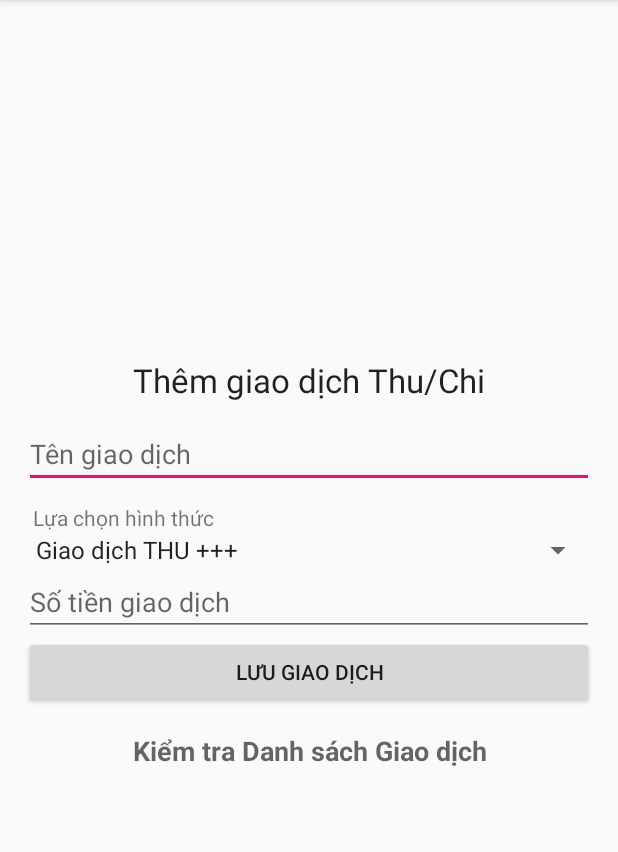
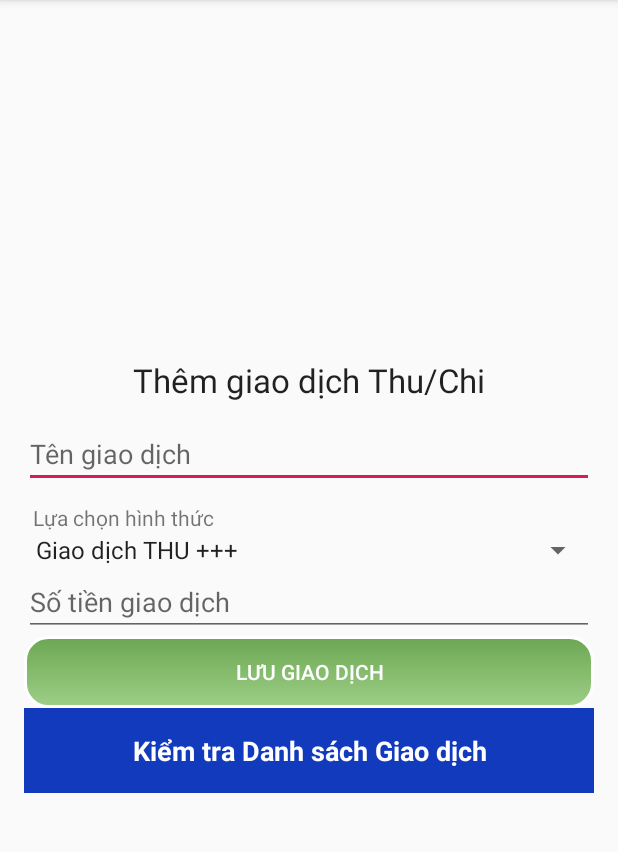
Before and after one commit to kellyfire611/QuanLyChiTieu-Android, an Android app: the screen it shows after launch (MainActivity), on a phone screen of 412 x 824 dp, the part 84-936 px from its top. Run offline under Robolectric (Android 15) with nearby library versions, the phone set to English and light mode, and no system bars.

Commit message:
Bổ sung các STYLE cho ứng dụng

```diff
--- /dev/null
+++ b/app/src/main/res/drawable/button_default.xml
@@ -0,0 +1,22 @@
+<?xml version="1.0" encoding="utf-8"?>
+<shape xmlns:android="http://schemas.android.com/apk/res/android"
+    android:shape="rectangle">
+
+    <gradient
+        android:angle="90"
+        android:endColor="#6ca752"
+        android:startColor="#9dcf87" />
+
+    <padding
+        android:bottom="7dp"
+        android:left="7dp"
+        android:right="7dp"
+        android:top="7dp" />
+
+    <stroke
+        android:width="2dp"
+        android:color="#FFF" />
+
+    <corners android:radius="15dp" />
+
+</shape>
--- /dev/null
+++ b/app/src/main/res/drawable/button_disabled.xml
@@ -0,0 +1,19 @@
+<?xml version="1.0" encoding="utf-8"?>
+<shape xmlns:android="http://schemas.android.com/apk/res/android"
+    android:shape="rectangle">
+
+    <solid android:color="#b6b7b5" />
+
+    <padding
+        android:bottom="7dp"
+        android:left="7dp"
+        android:right="7dp"
+        android:top="7dp" />
+
+    <stroke
+        android:width="2dp"
+        android:color="#FFF" />
+
+    <corners android:radius="15dp" />
+
+</shape>
--- /dev/null
+++ b/app/src/main/res/drawable/button_pressed.xml
@@ -0,0 +1,22 @@
+<?xml version="1.0" encoding="utf-8"?>
+<shape xmlns:android="http://schemas.android.com/apk/res/android"
+    android:shape="rectangle">
+
+    <gradient
+        android:angle="90"
+        android:endColor="#86c66a"
+        android:startColor="#b0de9d" />
+
+    <padding
+        android:bottom="7dp"
+        android:left="7dp"
+        android:right="7dp"
+        android:top="7dp" />
+
+    <stroke
+        android:width="2dp"
+        android:color="#FFF" />
+
+    <corners android:radius="15dp" />
+
+</shape>
--- /dev/null
+++ b/app/src/main/res/drawable/custom_button.xml
@@ -0,0 +1,11 @@
+<?xml version="1.0" encoding="utf-8"?>
+<selector xmlns:android="http://schemas.android.com/apk/res/android">
+    <item
+        android:state_pressed="true"
+        android:drawable="@drawable/button_pressed" />
+    <item
+        android:state_enabled="false"
+        android:drawable="@drawable/button_disabled" />
+    <item
+        android:drawable="@drawable/button_default" />
+</selector>
--- a/app/src/main/res/layout/activity_main.xml
+++ b/app/src/main/res/layout/activity_main.xml
@@ -50,6 +50,7 @@
 
         <Button
             android:id="@+id/buttonAddEmployee"
+            style="@style/CustomButton"
             android:layout_width="match_parent"
             android:layout_height="wrap_content"
             android:text="LƯU GIAO DỊCH" />
@@ -58,10 +59,12 @@
             android:id="@+id/textViewViewEmployees"
             android:layout_width="match_parent"
             android:layout_height="wrap_content"
+            android:background="@drawable/OurBlue"
             android:padding="16dp"
             android:text="Kiểm tra Danh sách Giao dịch"
             android:textAlignment="center"
             android:textAppearance="@style/Base.TextAppearance.AppCompat.Medium"
+            android:textColor="@android:color/background_light"
             android:textStyle="bold" />
 
     </LinearLayout>
--- a/app/src/main/res/layout/dialog_update_employee.xml
+++ b/app/src/main/res/layout/dialog_update_employee.xml
@@ -42,5 +42,6 @@
         android:id="@+id/buttonUpdateEmployee"
         android:layout_width="match_parent"
         android:layout_height="wrap_content"
+        android:background="@drawable/border_dashed"
         android:text="CẬP NHẬT" />
 </LinearLayout>
--- a/app/src/main/res/layout/list_layout_employee.xml
+++ b/app/src/main/res/layout/list_layout_employee.xml
@@ -52,14 +52,16 @@
             android:layout_height="wrap_content"
             android:layout_margin="5dp"
             android:background="@color/colorPrimary"
+            android:drawableLeft="@android:drawable/ic_menu_edit"
             android:text="SỬA" />
 
         <Button
             android:id="@+id/buttonDeleteEmployee"
+            style="@style/CustomButton"
             android:layout_width="match_parent"
             android:layout_height="wrap_content"
             android:layout_margin="5dp"
-            android:background="@color/colorAccent"
+            android:drawableLeft="@android:drawable/ic_delete"
             android:text="XÓA" />
 
     </LinearLayout>
--- a/app/src/main/res/values/colors.xml
+++ b/app/src/main/res/values/colors.xml
@@ -3,4 +3,5 @@
     <color name="colorPrimary">#008577</color>
     <color name="colorPrimaryDark">#00574B</color>
     <color name="colorAccent">#D81B60</color>
+    <drawable name="OurBlue">#123abc</drawable>
 </resources>
--- a/app/src/main/res/values/styles.xml
+++ b/app/src/main/res/values/styles.xml
@@ -8,4 +8,10 @@
         <item name="colorAccent">@color/colorAccent</item>
     </style>
 
+    <style name="CustomButton" parent="Widget.AppCompat.Button">
+        <item name="android:background">@drawable/custom_button</item>
+        <item name="android:textColor">#FFF</item>
+        <item name="android:stateListAnimator">@null</item>
+    </style>
+
 </resources>
```
Also changed, not shown: app/src/main/res/drawable/border_dashed.xml (added, +17 -0 lines), app/src/main/res/drawable/circle.xml (added, +9 -0 lines), app/src/main/res/drawable/gradiant.xml (added, +12 -0 lines).
